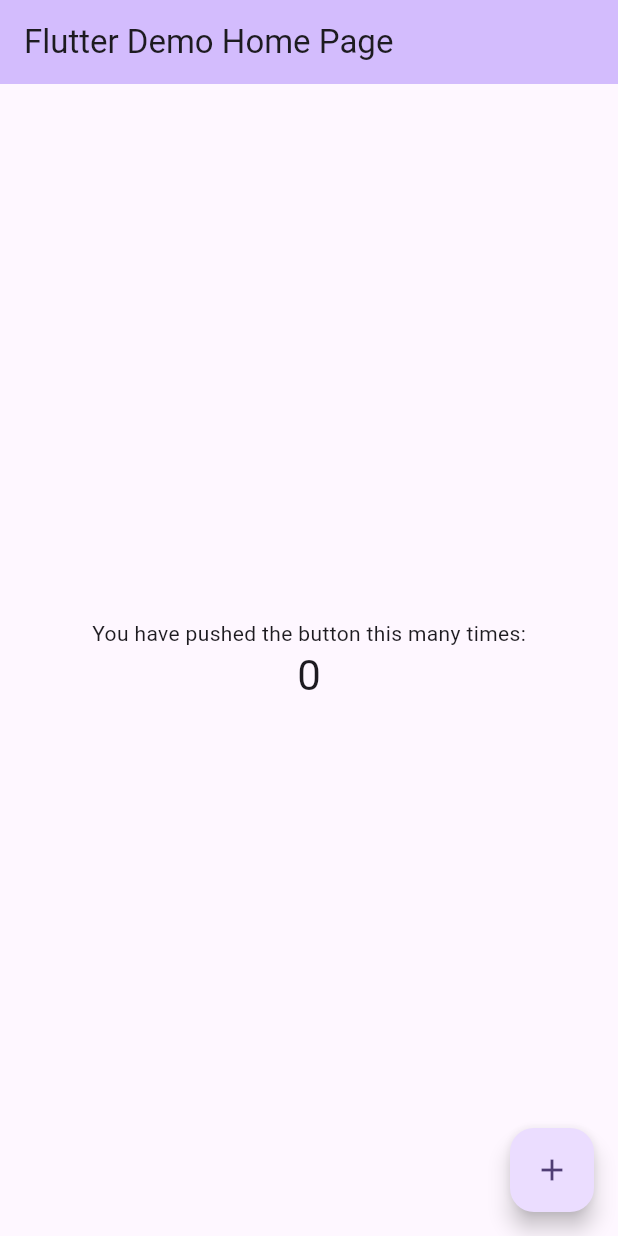
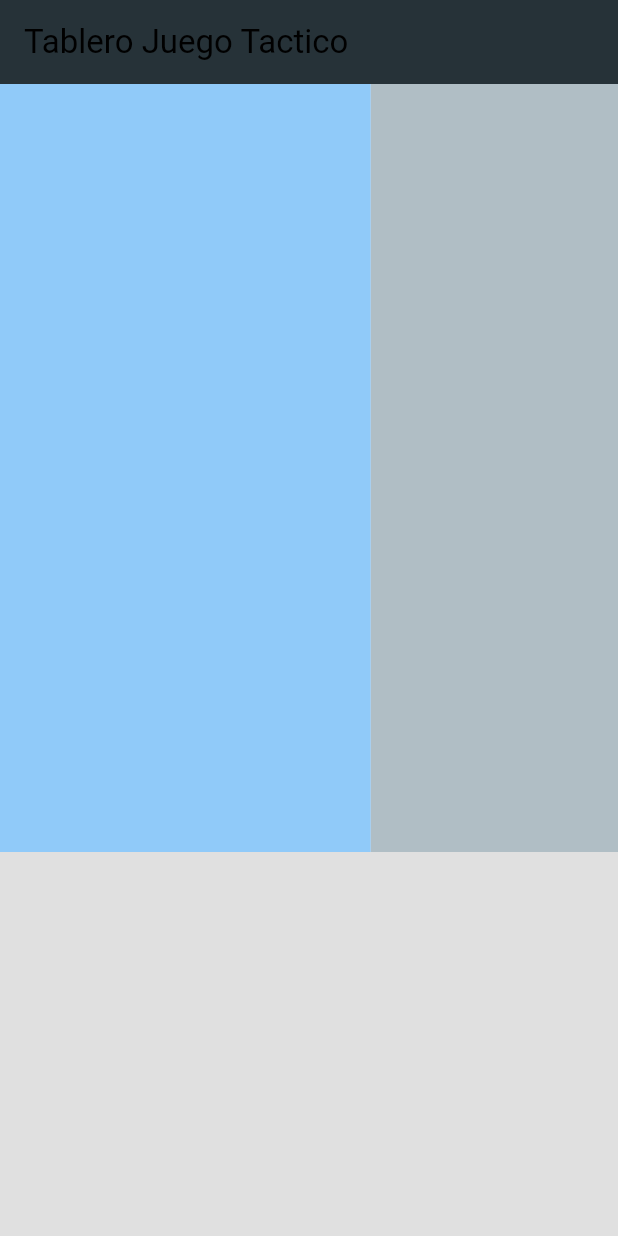
Before and after one commit to k0alita/tablero-juego-tactico, a Flutter app: the screen it shows after launch, on a phone screen of 412 x 824 dp. Run offline on Flutter 3.47's test engine with Material 3 defaults, Android fonts, the phone set to English and light mode, and no system bars.

Commit message:
Sprint 1: Estructura del Juego

```diff
--- a/lib/main.dart
+++ b/lib/main.dart
@@ -1,121 +1,50 @@
 import 'package:flutter/material.dart';
 
 void main() {
-  runApp(const MyApp());
+  runApp(const JuegoTactico());
 }
 
-class MyApp extends StatelessWidget {
-  const MyApp({super.key});
+class JuegoTactico extends StatelessWidget {
+  const JuegoTactico({super.key});
 
-  // This widget is the root of your application.
   @override
   Widget build(BuildContext context) {
     return MaterialApp(
-      title: 'Flutter Demo',
-      theme: ThemeData(
-        // This is the theme of your application.
-        //
-        // TRY THIS: Try running your application with "flutter run". You'll see
-        // the application has a purple toolbar. Then, without quitting the app,
-        // try changing the seedColor in the colorScheme below to Colors.green
-        // and then invoke "hot reload" (save your changes or press the "hot
-        // reload" button in a Flutter-supported IDE, or press "r" if you used
-        // the command line to start the app).
-        //
-        // Notice that the counter didn't reset back to zero; the application
-        // state is not lost during the reload. To reset the state, use hot
-        // restart instead.
-        //
-        // This works for code too, not just values: Most code changes can be
-        // tested with just a hot reload.
-        colorScheme: .fromSeed(seedColor: Colors.deepPurple),
-      ),
-      home: const MyHomePage(title: 'Flutter Demo Home Page'),
+      title: "Tablero Juego Tactico",
+      debugShowCheckedModeBanner: false,
+      home: const Tablero(),
     );
   }
 }
 
-class MyHomePage extends StatefulWidget {
-  const MyHomePage({super.key, required this.title});
-
-  // This widget is the home page of your application. It is stateful, meaning
-  // that it has a State object (defined below) that contains fields that affect
-  // how it looks.
-
-  // This class is the configuration for the state. It holds the values (in this
-  // case the title) provided by the parent (in this case the App widget) and
-  // used by the build method of the State. Fields in a Widget subclass are
-  // always marked "final".
-
-  final String title;
-
-  @override
-  State<MyHomePage> createState() => _MyHomePageState();
-}
-
-class _MyHomePageState extends State<MyHomePage> {
-  int _counter = 0;
-
-  void _incrementCounter() {
-    setState(() {
-      // This call to setState tells the Flutter framework that something has
-      // changed in this State, which causes it to rerun the build method below
-      // so that the display can reflect the updated values. If we changed
-      // _counter without calling setState(), then the build method would not be
-      // called again, and so nothing would appear to happen.
-      _counter++;
-    });
-  }
+class Tablero extends StatelessWidget {
+  const Tablero({super.key});
 
   @override
   Widget build(BuildContext context) {
-    // This method is rerun every time setState is called, for instance as done
-    // by the _incrementCounter method above.
-    //
-    // The Flutter framework has been optimized to make rerunning build methods
-    // fast, so that you can just rebuild anything that needs updating rather
-    // than having to individually change instances of widgets.
     return Scaffold(
       appBar: AppBar(
-        // TRY THIS: Try changing the color here to a specific color (to
-        // Colors.amber, perhaps?) and trigger a hot reload to see the AppBar
-        // change color while the other colors stay the same.
-        backgroundColor: Theme.of(context).colorScheme.inversePrimary,
-        // Here we take the value from the MyHomePage object that was created by
-        // the App.build method, and use it to set our appbar title.
-        title: Text(widget.title),
+        title: const Text("Tablero Juego Tactico", style: TextStyle(color: Colors.black, fontWeight: FontWeight(400))),
+        backgroundColor: Colors.blueGrey.shade900,
       ),
-      body: Center(
-        // Center is a layout widget. It takes a single child and positions it
-        // in the middle of the parent.
-        child: Column(
-          // Column is also a layout widget. It takes a list of children and
-          // arranges them vertically. By default, it sizes itself to fit its
-          // children horizontally, and tries to be as tall as its parent.
-          //
-          // Column has various properties to control how it sizes itself and
-          // how it positions its children. Here we use mainAxisAlignment to
-          // center the children vertically; the main axis here is the vertical
-          // axis because Columns are vertical (the cross axis would be
-          // horizontal).
-          //
-          // TRY THIS: Invoke "debug painting" (choose the "Toggle Debug Paint"
-          // action in the IDE, or press "p" in the console), to see the
-          // wireframe for each widget.
-          mainAxisAlignment: .center,
-          children: [
-            const Text('You have pushed the button this many times:'),
-            Text(
-              '$_counter',
-              style: Theme.of(context).textTheme.headlineMedium,
+      body: Column(
+        children: [
+          Expanded(flex: 2, child: Row(
+            children: [
+              Expanded(flex: 3, child: Container(
+                color: Colors.blue.shade200,
+              )),
+              Expanded(flex: 2, child: Container(
+                color: Colors.blueGrey.shade200,
+              ))
+            ],
+          )),
+          Expanded(
+            child: Container(
+              color: Colors.grey.shade300,
             ),
-          ],
-        ),
-      ),
-      floatingActionButton: FloatingActionButton(
-        onPressed: _incrementCounter,
-        tooltip: 'Increment',
-        child: const Icon(Icons.add),
+          )
+        ],
       ),
     );
   }
```
Also changed, not shown: 1 other file.
